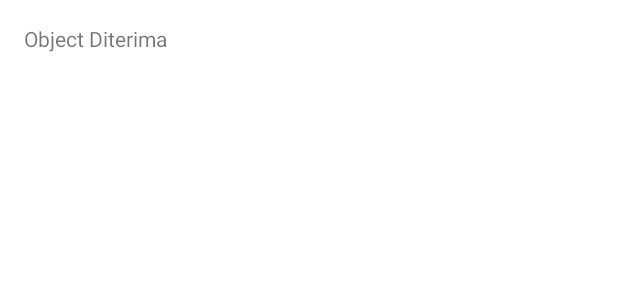
After one commit to Devajayantha/kotlin-starter-app, an Android app: the layout activity_move_with_object_activity.xml on its own in the app's theme, with its tools: preview values and no code run, on a phone screen of 412 x 824 dp. The commit adds this screen. Shown: the top 300 px of the screen. Run offline under Robolectric (Android 15) with nearby library versions, the phone set to English and light mode, and no system bars.

Commit message:
intent with object Parcelable

```diff
--- a/app/src/main/AndroidManifest.xml
+++ b/app/src/main/AndroidManifest.xml
@@ -9,6 +9,9 @@
         android:roundIcon="@mipmap/ic_launcher_round"
         android:supportsRtl="true"
         android:theme="@style/Theme.MyIntentApp">
+        <activity
+            android:name=".MoveWithObjectActivity"
+            android:exported="false" />
         <activity
             android:name=".MoveWithDataActivity"
             android:exported="false" />
--- a/app/src/main/res/layout/activity_main.xml
+++ b/app/src/main/res/layout/activity_main.xml
@@ -18,4 +18,10 @@
         android:layout_height="wrap_content"
         android:layout_marginBottom="16dp"
         android:text="@string/move_with_data" />
+    <Button
+        android:id="@+id/btn_move_activity_object"
+        android:layout_width="match_parent"
+        android:layout_height="wrap_content"
+        android:layout_marginBottom="16dp"
+        android:text="@string/move_with_object" />
 </LinearLayout>
--- /dev/null
+++ b/app/src/main/res/layout/activity_move_with_object_activity.xml
@@ -0,0 +1,13 @@
+<?xml version="1.0" encoding="utf-8"?>
+<RelativeLayout xmlns:android="http://schemas.android.com/apk/res/android"
+    xmlns:tools="http://schemas.android.com/tools"
+    android:layout_width="match_parent"
+    android:layout_height="match_parent"
+    android:padding="16dp">
+
+    <TextView
+        android:id="@+id/tv_object_received"
+        android:layout_width="match_parent"
+        android:layout_height="wrap_content"
+        android:text="@string/object_received" />
+</RelativeLayout>
```
Also changed, not shown: app/src/main/java/com/example/myintentapp/MainActivity.kt (+14 -0 lines), app/src/main/java/com/example/myintentapp/MoveWithObjectActivity.kt (added, +22 -0 lines), app/src/main/java/com/example/myintentapp/Person.kt (added, +40 -0 lines).
